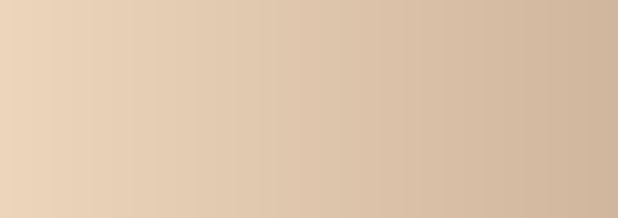
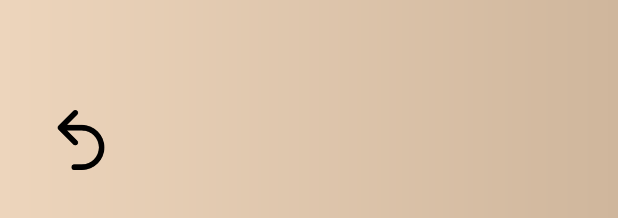
Before and after one commit to marcusotterstad/zen-timer, an Android app: the layout activity_main.xml on its own in the app's theme, with its tools: preview values and no code run, on a phone screen of 412 x 824 dp. Shown: the part 1015-1233 px from the top of the screen. Run offline under Robolectric (Android 15) with nearby library versions, the phone set to English and light mode, and no system bars.

Commit message:
Added reset button

```diff
--- a/app/src/main/res/layout/activity_main.xml
+++ b/app/src/main/res/layout/activity_main.xml
@@ -1,5 +1,4 @@
 <?xml version="1.0" encoding="utf-8"?>
-
 <androidx.constraintlayout.widget.ConstraintLayout
     xmlns:android="http://schemas.android.com/apk/res/android"
     xmlns:app="http://schemas.android.com/apk/res-auto"
@@ -14,10 +13,7 @@
         android:layout_width="match_parent"
         android:layout_height="match_parent"
         android:clipToOutline="true"
-        android:background="@drawable/gradient_background"
-        />
-
-    <!-- ImageView for the spinning logo -->
+        android:background="@drawable/gradient_background" />
 
     <TextView
         android:id="@+id/timerText"
@@ -45,4 +41,18 @@
         app:layout_constraintStart_toStartOf="parent"
         app:layout_constraintTop_toTopOf="parent" />
 
+    <ImageButton
+        android:id="@+id/resetButton"
+        android:layout_width="48dp"
+        android:layout_height="48dp"
+        android:src="@drawable/reset"
+        android:scaleType="fitCenter"
+        android:padding="4dp"
+        android:background="?attr/selectableItemBackgroundBorderless"
+        android:contentDescription="Reset Timer"
+        android:layout_marginStart="30dp"
+        android:layout_marginBottom="30dp"
+        app:layout_constraintBottom_toBottomOf="parent"
+        app:layout_constraintStart_toStartOf="parent" />
+
 </androidx.constraintlayout.widget.ConstraintLayout>
```
Also changed, not shown: app/src/main/java/com/example/zen_timer/MainActivity.java (+21 -10 lines), app/src/main/java/com/example/zen_timer/TimerController.java (+21 -15 lines), app/src/main/java/com/example/zen_timer/TimerView.java (+10 -25 lines), app/src/main/java/com/example/zen_timer/ZenGestureListener.java (+10 -12 lines), app/src/main/res/drawable/reset.png (added).
